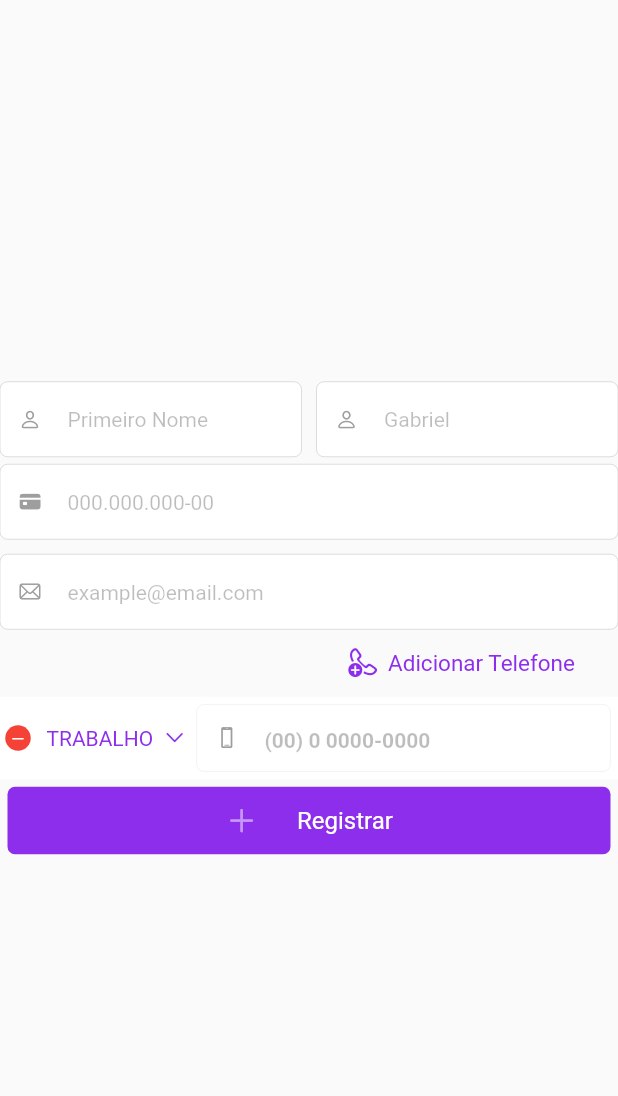
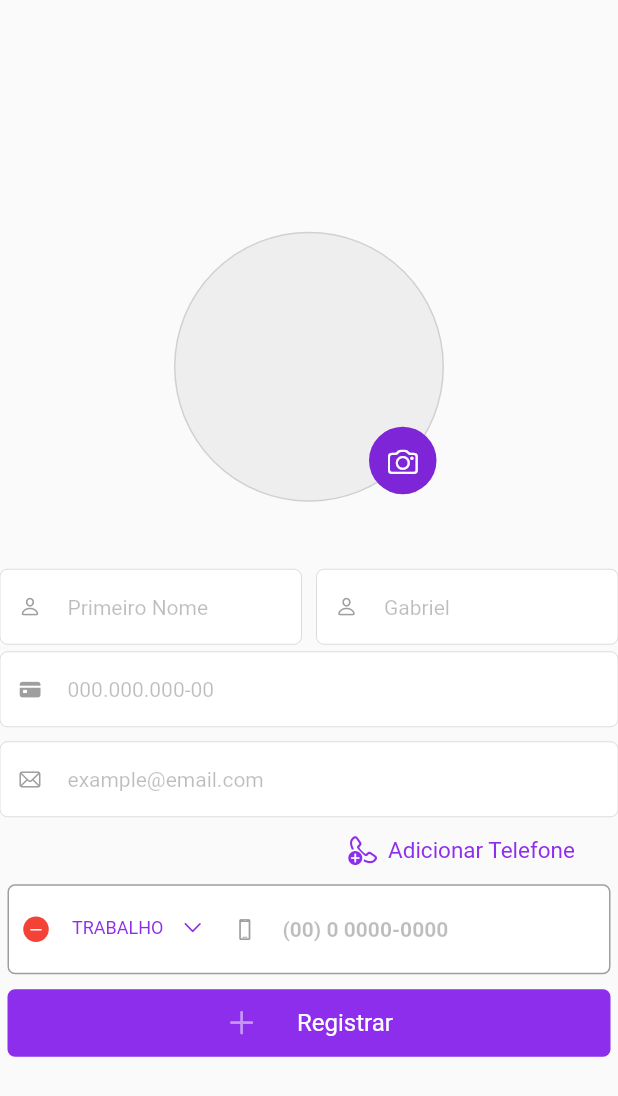
Before and after one commit to caiquegabriel/Agenda-Eletronica, a Flutter app: the ContactForm widget shown alone on an empty page, opened directly, after a tap on "Adicionar Telefone", on a phone screen of 412 x 824 dp. Shown: the top 1096 px of the screen. Run offline on Flutter 3.47's test engine with Material 2 defaults, Android fonts, the phone set to English and light mode, and no system bars; our stand-ins replace flutter_modular, google_fonts, image_picker, sqflite; accounts and stored records are empty.

Commit message:
CPF, Usuários Default

```diff
--- a/lib/components/forms/widget_contact_form.dart
+++ b/lib/components/forms/widget_contact_form.dart
@@ -1,3 +1,5 @@
+import 'dart:io';
+
 import 'package:agenda_eletronica/components/forms/widget_contact_telephone_form.dart';
 import 'package:agenda_eletronica/components/widget_custom_button.dart';
 import 'package:agenda_eletronica/components/widget_custom_input.dart';
@@ -6,6 +8,7 @@ import 'package:agenda_eletronica/entities/telephone.dart';
 import 'package:agenda_eletronica/style.dart';
 import 'package:flutter/cupertino.dart';
 import 'package:flutter/material.dart';
+import 'package:image_picker/image_picker.dart';
 
 class ContactForm extends StatefulWidget{
 
@@ -27,6 +30,9 @@ class ContactForm extends StatefulWidget{
 }
 
 class ContactFormState extends State<ContactForm> {
+
+  bool _waitingPhotoUpload = false;
+  bool _sourceCamera = true;
 
   Map<String, GlobalKey<InputState>> formKeys = {};
   Map<int, GlobalKey<ContactTelephoneFormState>> telephoneKeys = {};
@@ -92,7 +98,7 @@ class ContactFormState extends State<ContactForm> {
     });
   }
 
-  void _onFinalSubmit(){
+  void _onFinalSubmit() {
     telephonesValues = [];
     telephoneKeys.forEach((k, v) {
       if (v.currentState != null) {
@@ -155,11 +161,154 @@ class ContactFormState extends State<ContactForm> {
     });
   }
 
+  void _newPhoto() async {
+
+    if(_waitingPhotoUpload == true){
+      return;
+    }
+
+    ImagePicker picker = ImagePicker();
+
+    setState((){
+    /*  _waitingUpload = true;
+      _base64File = null;
+      _imageSelected = false;
+      _hasError = false;
+      _showOptionsUpload = false;*/
+    });
+
+
+    try{
+      Future.delayed(Duration(seconds: 60), (){
+        if(_waitingPhotoUpload == true) {
+        }
+      });
+
+      if (_sourceCamera) {
+        await picker.pickImage(
+          source: ImageSource.camera,
+          imageQuality: 35
+        ).then((pickedFile) {
+          if(pickedFile != null) {
+
+            File file = File(pickedFile.path);
+
+            // _base64File = base64Encode(file.readAsBytesSync());
+
+            setState((){
+            //  _imageSelected = true;
+            });
+
+            Future.delayed(const Duration(milliseconds: 200), () {
+              if (!mounted) return;
+
+              setState(() {
+                _waitingPhotoUpload = false;
+              });
+            });
+
+          } else {
+            setState(() {
+              _waitingPhotoUpload = false;
+            });
+          }
+        });
+      } else {
+        await picker.pickImage(
+          source: ImageSource.gallery,
+          imageQuality: 35
+        ).then((pickedFile) {
+          if(pickedFile  != null) {
+
+            File file = File(pickedFile.path);
+
+            //_base64File = base64Encode(file.readAsBytesSync());
+
+            setState(() {
+            //  _imageSelected = true;
+            });
+
+            Future.delayed(const Duration(seconds: 1), () {
+              if (!mounted) return;
+
+              setState((){
+              //  _keyPhoto.currentState!.updateImage(file);
+              //  _waitingUpload = false;
+              });
+            });
+
+          }else{
+            setState((){
+            //  _imageSelected = false;
+            //  _waitingUpload = false;
+            });
+          }
+        });
+      }
+    } catch(e) {
+      if (!mounted) return;
+      setState(() {
+      //  _imageSelected = false;
+      //  _waitingUpload = false;
+      });
+    }
+  }
+
+  void _removePhoto() {
+    if(_waitingPhotoUpload == true) {
+      return;
+    }
+
+    /*setState((){
+      _keyPhoto.currentState!.removeImage();
+      _waitingUpload = false;
+      _base64File = null;
+      _imageSelected = false;
+      _showOptionsUpload = true;
+    });*/
+  }
+
+
   @override
   Widget build(BuildContext context) {
     return Column(
         mainAxisAlignment: MainAxisAlignment.center,
         children: [
+          Container(
+            alignment: Alignment.center,
+            width: double.infinity,
+            height: 260,
+            child:  Stack (
+              children: [
+                Container (
+                  width: 180,
+                  height: 180,
+                  decoration: BoxDecoration(
+                    color: Colors.grey.withOpacity(0.125),
+                    border: Border.all(
+                      width: 1,
+                      color: Colors.black.withOpacity(0.125)
+                    ),
+                    borderRadius: BorderRadius.circular(1000)
+                  ),
+                ),
+                Positioned(
+                  right: 5,
+                  bottom: 5,
+                  child: CustomButton(
+                    width: 45,
+                    height: 45,
+                    borderRadius: BorderRadius.circular(1000),
+                    backgroundColor: primaryDarkColor,
+                    icon: CupertinoIcons.camera,
+                    iconColor: Colors.white,
+                    iconSize: 20,
+                    onClick: _newPhoto,
+                  )
+                )
+              ],
+            ),
+          ),
           Row(
             mainAxisAlignment: MainAxisAlignment.start,
             children: [
--- a/lib/components/forms/widget_contact_telephone_form.dart
+++ b/lib/components/forms/widget_contact_telephone_form.dart
@@ -64,8 +64,25 @@ class ContactTelephoneFormState extends State<ContactTelephoneForm> {
     }
 
     return Container(
-      decoration: const BoxDecoration(
-        color: Colors.white
+      height: 60,
+      margin: const EdgeInsets.only(
+        left: 5,
+        right: 5,
+        bottom: 5
+      ),
+      padding: const EdgeInsets.only(
+        left: 6,
+        right: 6,
+        top: 3.5,
+        bottom: 3.5,
+      ),
+      decoration: BoxDecoration(
+        color: Colors.white,
+        border: Border.all(
+          width: 1,
+          color: Colors.grey
+        ),
+        borderRadius: BorderRadius.circular(5)
       ),
       child: Row(
         children: [
@@ -82,7 +99,7 @@ class ContactTelephoneFormState extends State<ContactTelephoneForm> {
             onClick: hideForm,
           ),
           Container(
-            height: 45,
+            height: 50,
             margin: const EdgeInsets.only(right: 7),
             width: 100,
             child: DropdownButton<String>(
@@ -115,7 +132,13 @@ class ContactTelephoneFormState extends State<ContactTelephoneForm> {
                     padding: const EdgeInsets.all(2.5),
                     height: 45,
                     width: 85,
-                    child: Text(value.toUpperCase()),
+                    child: Text(
+                      value.toUpperCase(),
+                      style: const TextStyle(
+                        fontSize: 12,
+                        fontWeight: FontWeight.w400
+                      ),
+                    ),
                   )
                 );
               }).toList(),
@@ -125,7 +148,7 @@ class ContactTelephoneFormState extends State<ContactTelephoneForm> {
             child: Input(
               iconColor: Colors.grey,
               borderRadius: 5,
-              borderColor: Colors.black.withOpacity(0.125),
+              borderColor: Colors.transparent,
               borderWidth: 0.25,
               backgroundColor: const Color.fromRGBO(255, 255, 255,  0.95 ),
               focusNode: widget.inputFocus,
@@ -135,6 +158,7 @@ class ContactTelephoneFormState extends State<ContactTelephoneForm> {
               key: _inputKey,
               initialValue: widget.telephoneValue ?? "",
               validatorFunction: (){},
+              iconHeight: 35,
               height: 45,
               fontSize: 15,
               hintColor: Colors.black26,
--- a/lib/components/widget_custom_button.dart
+++ b/lib/components/widget_custom_button.dart
@@ -71,19 +71,23 @@ class CustomButtonState extends State<CustomButton> {
 
   @override
   Widget build(BuildContext context) {
-    return InkWell(
-      onTap: () {
-        if (widget.onClick != null) {
-          widget.onClick!();
-        }
-      },
-      child: Container(
-        clipBehavior: Clip.antiAlias,
-        margin: widget.margin ?? const EdgeInsets.all(0),
-        decoration: BoxDecoration(
-          borderRadius: widget.borderRadius,
-          color: widget.backgroundColor
-        ),
+    return Container(
+      clipBehavior: Clip.antiAlias,
+      margin: widget.margin ?? const EdgeInsets.all(0),
+      decoration: BoxDecoration(
+        borderRadius: widget.borderRadius,
+        color: widget.backgroundColor ?? Colors.transparent
+      ),
+      child: InkWell(
+        highlightColor: Colors.transparent,
+        splashColor: Colors.transparent,
+        focusColor: Colors.transparent,
+        hoverColor: Colors.transparent,
+        onTap: () {
+          if (widget.onClick != null) {
+            widget.onClick!();
+          }
+        },
         child: Stack(
           children: [
             Container(
--- a/lib/components/widget_custom_input.dart
+++ b/lib/components/widget_custom_input.dart
@@ -70,6 +70,8 @@ class Input extends StatefulWidget{
 
   final double? iconSize;
 
+  final double? iconHeight;
+
   const Input({
     Key? key,
     this.mask,
@@ -90,6 +92,7 @@ class Input extends StatefulWidget{
     this.height,
     this.textWeight,
     this.borderWidth,
+    this.iconHeight,
     this.initialValue,
     this.textColor,
     this.borderColor,
@@ -169,7 +172,7 @@ class InputState extends State<Input>{
         right: 5
       ),
       decoration: BoxDecoration(
-        color: widget.backgroundColor ?? Colors.white,
+        color:  widget.backgroundColor ?? Colors.white,
         borderRadius: BorderRadius.circular(
           widget.borderRadius ?? 0
         ),
@@ -188,7 +191,7 @@ class InputState extends State<Input>{
                   color: Colors.transparent,
                   child: SizedBox(
                     width: 30,
-                    height: 30,
+                    height: widget.iconHeight ?? 30,
                     child: Icon(
                       widget.icon,
                       size: widget.iconSize ?? 15,
@@ -199,6 +202,8 @@ class InputState extends State<Input>{
             :
               const SizedBox.shrink(),
             Expanded(
+              child: Container(
+                color: Colors.transparent,
                 child: TextFormField(
                   maxLines: widget.maxLines ?? 1,
                   keyboardType: widget.keyBoardType,
@@ -228,6 +233,8 @@ class InputState extends State<Input>{
                     color: widget.textColor ?? const Color.fromRGBO(33, 33, 33, 1)
                   ),
                   decoration: InputDecoration(
+                    isDense: true,
+                    contentPadding: const EdgeInsets.symmetric(horizontal: 0, vertical: 0),
                     labelText: widget.labelText,
                     counterStyle: const TextStyle(height: 0, color: Colors.transparent),
                     hintText: widget.hintText ?? widget.labelText,
@@ -244,6 +251,7 @@ class InputState extends State<Input>{
                   },
                 ),
               )
+          )
         ]
       )
     );
--- a/lib/screens/widget_home_screen.dart
+++ b/lib/screens/widget_home_screen.dart
@@ -1,6 +1,8 @@
 import 'package:agenda_eletronica/components/widget_loading.dart';
 import 'package:agenda_eletronica/providers/contact_provider.dart';
 import 'package:agenda_eletronica/screens/widget_common_screen.dart';
+import 'package:agenda_eletronica/services/ContactService.dart';
+import 'package:agenda_eletronica/services/CpfService.dart';
 import 'package:agenda_eletronica/style.dart';
 import 'package:flutter/cupertino.dart';
 import 'package:flutter/material.dart';
@@ -32,6 +34,9 @@ class HomeScreeState extends State<HomeScreen> with CommonComponent {
     });
 
     // DB().deleteAllDataBase();
+
+    // ContactService c = ContactService();
+    // c.generateContacts();
   }
 
   @override
--- a/pubspec.yaml
+++ b/pubspec.yaml
@@ -42,6 +42,8 @@ dependencies:
   flutter_modular: ^5.0.3
   google_fonts: ^3.0.1
   cached_network_image: ^3.2.2
+  image_picker: ^0.8.6
+  image_picker_platform_interface: ^2.6.2
 
 dev_dependencies:
   flutter_test:
```
Also changed, not shown: lib/data/network_service.dart (+6 -4 lines), lib/services/ContactService.dart (+28 -0 lines), lib/services/CpfService.dart (added, +19 -0 lines), lib/services/Service.dart (+12 -0 lines), pubspec.lock, 1 other file. Lines whose indentation alone changed are shown as unchanged.
